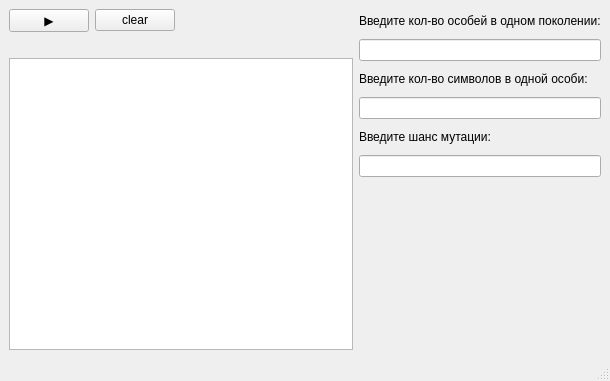
The window that Gen_alg_ui.ui (Gr1zee/Project_Gen_Algoritm_PyQt5) describes before a commit, drawn with Qt 5.
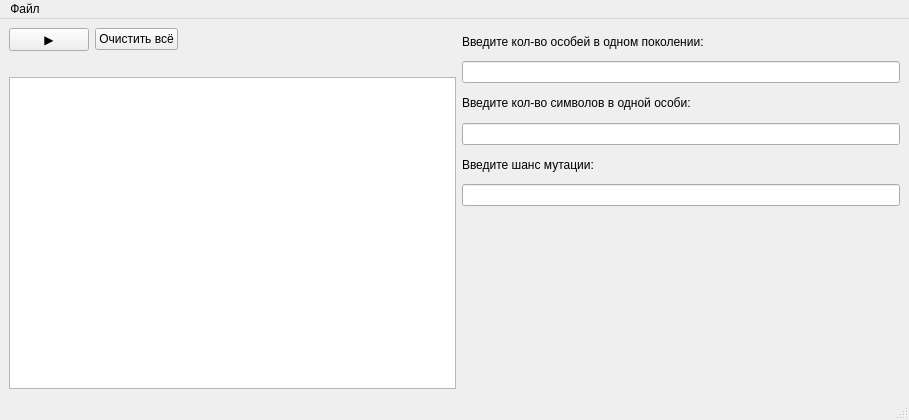
The same window after the commit. Custom widgets are drawn as their Qt base class.

Commit message: Connect database

The edit to the form file:
```diff
--- a/Gen_alg_ui.ui
+++ b/Gen_alg_ui.ui
@@ -6,8 +6,8 @@
    <rect>
     <x>0</x>
     <y>0</y>
-    <width>610</width>
-    <height>381</height>
+    <width>909</width>
+    <height>420</height>
    </rect>
   </property>
   <property name="windowTitle">
@@ -29,7 +29,7 @@
         <item>
          <widget class="QPushButton" name="clear_button">
           <property name="text">
-           <string>clear</string>
+           <string>Очистить всё</string>
           </property>
          </widget>
         </item>
@@ -113,10 +113,18 @@
     <rect>
      <x>0</x>
      <y>0</y>
-     <width>610</width>
+     <width>909</width>
      <height>26</height>
     </rect>
    </property>
+   <widget class="QMenu" name="menu">
+    <property name="title">
+     <string>Файл</string>
+    </property>
+    <addaction name="action_database"/>
+    <addaction name="separator"/>
+   </widget>
+   <addaction name="menu"/>
   </widget>
   <action name="actionOpen_txt_file">
    <property name="text">
```
Left out of the diff: 11 changed lines with no effect on the pictures. The commit also changes 2 other files.
